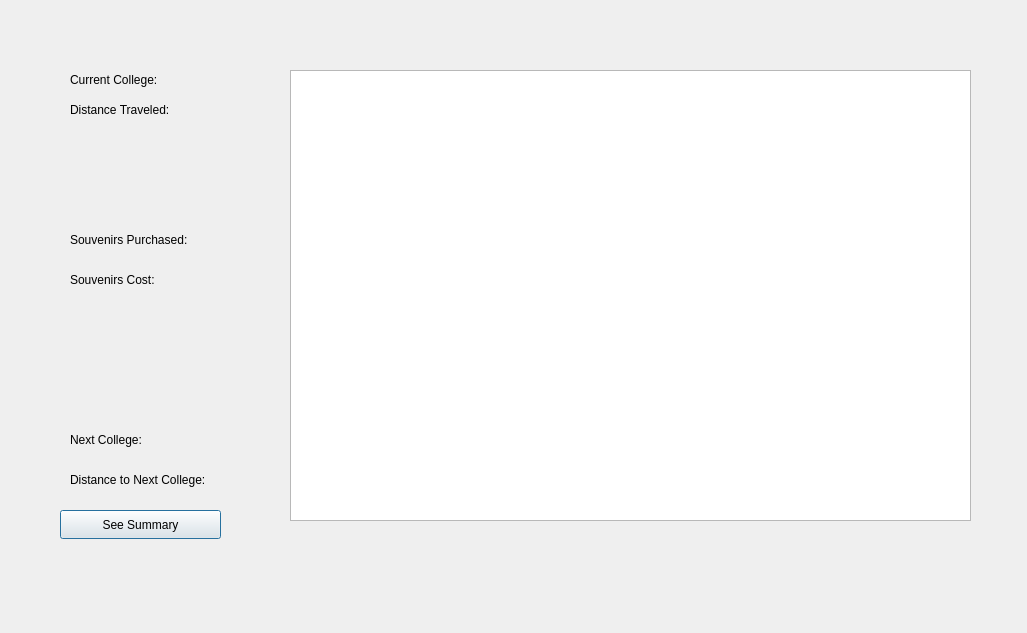
Above: tripwindow.ui from Cleru15/college_tour_app before the change. Below: the same form after it.
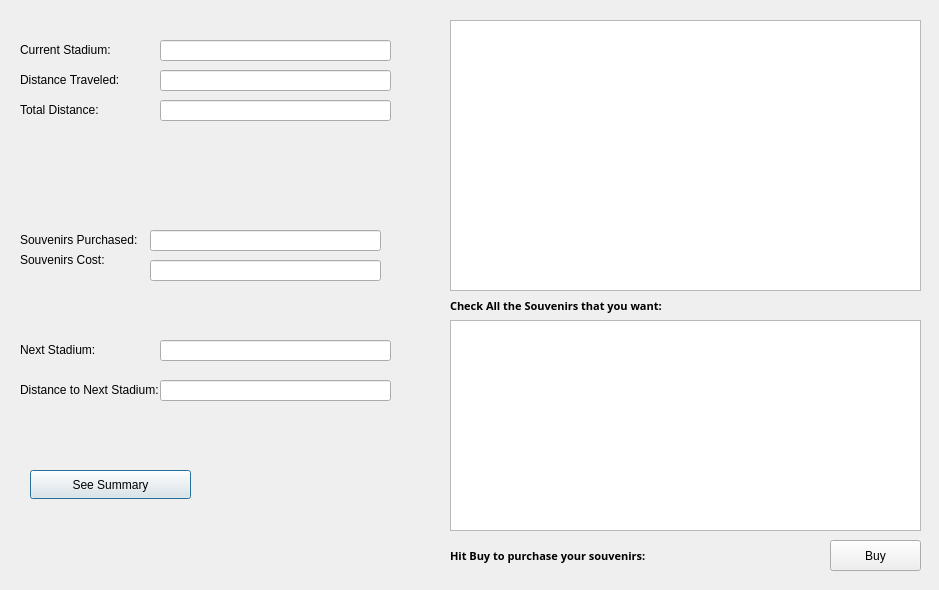
That is the form after the change.

```diff
--- a/tripwindow.ui
+++ b/tripwindow.ui
@@ -6,8 +6,8 @@
    <rect>
     <x>0</x>
     <y>0</y>
-    <width>1027</width>
-    <height>633</height>
+    <width>939</width>
+    <height>590</height>
    </rect>
   </property>
   <property name="windowTitle">
@@ -16,8 +16,8 @@
   <widget class="QPushButton" name="pushButton">
    <property name="geometry">
     <rect>
-     <x>60</x>
-     <y>510</y>
+     <x>30</x>
+     <y>470</y>
      <width>161</width>
      <height>29</height>
     </rect>
@@ -26,36 +26,36 @@
     <string>See Summary</string>
    </property>
   </widget>
-  <widget class="QLabel" name="label">
+  <widget class="QLabel" name="labelNextCol">
    <property name="geometry">
     <rect>
-     <x>70</x>
-     <y>430</y>
+     <x>20</x>
+     <y>340</y>
      <width>121</width>
      <height>20</height>
     </rect>
    </property>
    <property name="text">
-    <string>Next College:</string>
+    <string>Next Stadium:</string>
    </property>
   </widget>
   <widget class="QLabel" name="label_2">
    <property name="geometry">
     <rect>
-     <x>70</x>
-     <y>470</y>
+     <x>20</x>
+     <y>380</y>
      <width>181</width>
      <height>20</height>
     </rect>
    </property>
    <property name="text">
-    <string>Distance to Next College:</string>
+    <string>Distance to Next Stadium:</string>
    </property>
   </widget>
   <widget class="QLabel" name="label_3">
    <property name="geometry">
     <rect>
-     <x>70</x>
+     <x>20</x>
      <y>230</y>
      <width>151</width>
      <height>20</height>
@@ -68,8 +68,8 @@
   <widget class="QLabel" name="label_4">
    <property name="geometry">
     <rect>
-     <x>70</x>
-     <y>270</y>
+     <x>20</x>
+     <y>250</y>
      <width>121</width>
      <height>20</height>
     </rect>
@@ -81,21 +81,21 @@
   <widget class="QLabel" name="label_5">
    <property name="geometry">
     <rect>
-     <x>70</x>
-     <y>70</y>
+     <x>20</x>
+     <y>40</y>
      <width>121</width>
      <height>20</height>
     </rect>
    </property>
    <property name="text">
-    <string>Current College:</string>
+    <string>Current Stadium:</string>
    </property>
   </widget>
   <widget class="QLabel" name="label_6">
    <property name="geometry">
     <rect>
-     <x>70</x>
-     <y>100</y>
+     <x>20</x>
+     <y>70</y>
      <width>131</width>
      <height>20</height>
     </rect>
@@ -104,13 +104,159 @@
     <string>Distance Traveled: </string>
    </property>
   </widget>
-  <widget class="QListView" name="listView">
+  <widget class="QTableWidget" name="souvDisplay">
    <property name="geometry">
     <rect>
-     <x>290</x>
+     <x>450</x>
+     <y>320</y>
+     <width>471</width>
+     <height>211</height>
+    </rect>
+   </property>
+  </widget>
+  <widget class="QLabel" name="labelCheckAll">
+   <property name="geometry">
+    <rect>
+     <x>450</x>
+     <y>290</y>
+     <width>500</width>
+     <height>31</height>
+    </rect>
+   </property>
+   <property name="font">
+    <font>
+     <family>Perpetua Titling MT</family>
+     <pointsize>8</pointsize>
+     <bold>true</bold>
+    </font>
+   </property>
+   <property name="text">
+    <string>Check All the Souvenirs that you want: </string>
+   </property>
+  </widget>
+  <widget class="QLabel" name="labelBuySouv">
+   <property name="geometry">
+    <rect>
+     <x>450</x>
+     <y>540</y>
+     <width>500</width>
+     <height>31</height>
+    </rect>
+   </property>
+   <property name="font">
+    <font>
+     <family>Perpetua Titling MT</family>
+     <pointsize>8</pointsize>
+     <bold>true</bold>
+    </font>
+   </property>
+   <property name="text">
+    <string>Hit Buy to purchase your souvenirs:</string>
+   </property>
+  </widget>
+  <widget class="QPushButton" name="buyButt">
+   <property name="geometry">
+    <rect>
+     <x>830</x>
+     <y>540</y>
+     <width>91</width>
+     <height>31</height>
+    </rect>
+   </property>
+   <property name="text">
+    <string>Buy</string>
+   </property>
+  </widget>
+  <widget class="QListView" name="stadiumDisplay">
+   <property name="geometry">
+    <rect>
+     <x>450</x>
+     <y>20</y>
+     <width>471</width>
+     <height>271</height>
+    </rect>
+   </property>
+  </widget>
+  <widget class="QLineEdit" name="lineCurrColl">
+   <property name="geometry">
+    <rect>
+     <x>160</x>
+     <y>40</y>
+     <width>231</width>
+     <height>21</height>
+    </rect>
+   </property>
+  </widget>
+  <widget class="QLineEdit" name="lineDistTrav">
+   <property name="geometry">
+    <rect>
+     <x>160</x>
      <y>70</y>
-     <width>681</width>
-     <height>451</height>
+     <width>231</width>
+     <height>21</height>
+    </rect>
+   </property>
+  </widget>
+  <widget class="QLineEdit" name="lineNextColl">
+   <property name="geometry">
+    <rect>
+     <x>160</x>
+     <y>340</y>
+     <width>231</width>
+     <height>21</height>
+    </rect>
+   </property>
+  </widget>
+  <widget class="QLineEdit" name="lineDistNext">
+   <property name="geometry">
+    <rect>
+     <x>160</x>
+     <y>380</y>
+     <width>231</width>
+     <height>21</height>
+    </rect>
+   </property>
+  </widget>
+  <widget class="QLineEdit" name="lineSouvPurc">
+   <property name="geometry">
+    <rect>
+     <x>150</x>
+     <y>230</y>
+     <width>231</width>
+     <height>21</height>
+    </rect>
+   </property>
+  </widget>
+  <widget class="QLineEdit" name="lineSouvCost">
+   <property name="geometry">
+    <rect>
+     <x>150</x>
+     <y>260</y>
+     <width>231</width>
+     <height>21</height>
+    </rect>
+   </property>
+  </widget>
+  <widget class="QLabel" name="label">
+   <property name="geometry">
+    <rect>
+     <x>20</x>
+     <y>100</y>
+     <width>130</width>
+     <height>20</height>
+    </rect>
+   </property>
+   <property name="text">
+    <string>Total Distance: </string>
+   </property>
+  </widget>
+  <widget class="QLineEdit" name="lineDistTrav_2">
+   <property name="geometry">
+    <rect>
+     <x>160</x>
+     <y>100</y>
+     <width>231</width>
+     <height>21</height>
     </rect>
    </property>
   </widget>
```
Left out of the diff: 12 changed lines with no effect on the pictures.
